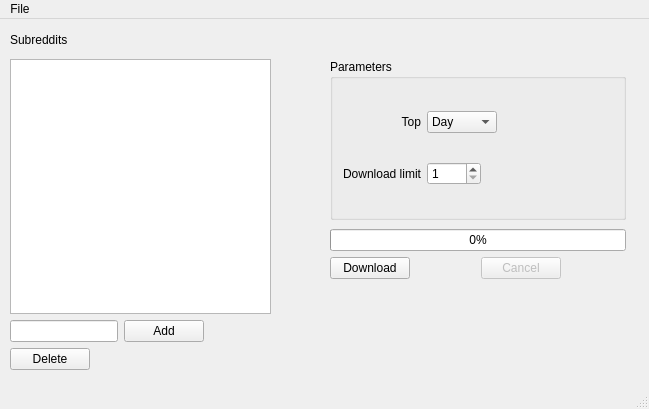
Before: the Qt Designer form reddit_content_downloader.ui in RomainCscn/reddit-content-downloader, drawn with Qt 5.
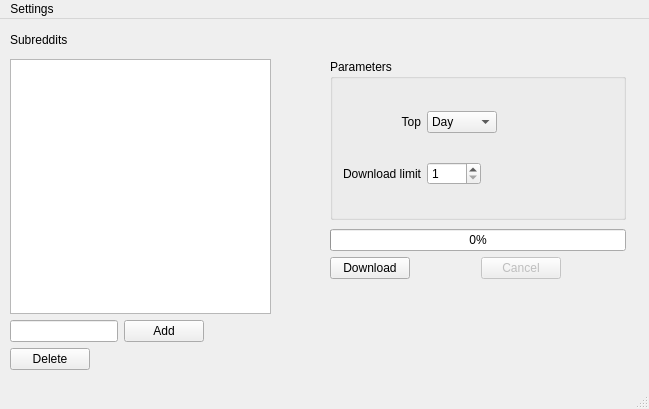
After: the same form once the commit is applied.

Commit message: Add configuration dialog, use QSettings to persist values

Diff of the .ui file:
```diff
--- a/reddit_content_downloader.ui
+++ b/reddit_content_downloader.ui
@@ -342,7 +342,7 @@
    </property>
    <widget class="QMenu" name="menuFile">
     <property name="title">
-     <string>File</string>
+     <string>Settings</string>
     </property>
     <addaction name="actionImport"/>
    </widget>
```
Left out of the diff: 53 changed lines with no effect on the pictures. The commit also changes 6 other files.
